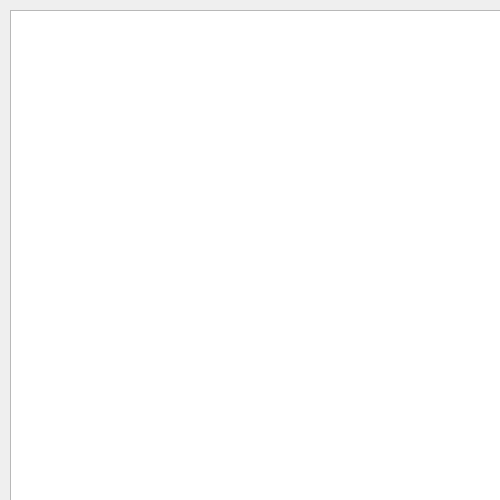
The window that GalaxyGame/Student/dialog.ui (jafarik/programming-technique) describes before a commit, drawn with Qt 5.
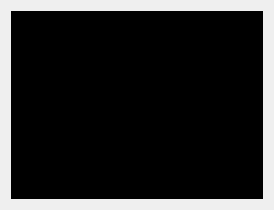
The same window after the commit.

What changed in the file:
```diff
--- a/GalaxyGame/Student/dialog.ui
+++ b/GalaxyGame/Student/dialog.ui
@@ -6,29 +6,28 @@
    <rect>
     <x>0</x>
     <y>0</y>
-    <width>500</width>
-    <height>500</height>
+    <width>274</width>
+    <height>210</height>
    </rect>
   </property>
   <property name="windowTitle">
    <string>Dialog</string>
   </property>
+  <layout class="QHBoxLayout" name="horizontalLayout">
+   <item>
   <widget class="QGraphicsView" name="graphicsView">
-   <property name="geometry">
-    <rect>
-     <x>10</x>
-     <y>10</y>
-     <width>500</width>
-     <height>500</height>
-    </rect>
-   </property>
    <property name="sizePolicy">
     <sizepolicy hsizetype="Expanding" vsizetype="Expanding">
      <horstretch>1</horstretch>
      <verstretch>1</verstretch>
     </sizepolicy>
    </property>
-  </widget>
+     <property name="styleSheet">
+      <string notr="true">background-color:black</string>
+     </property>
+    </widget>
+   </item>
+  </layout>
  </widget>
  <resources/>
  <connections/>
```
Lines whose indentation alone changed are shown as unchanged.
